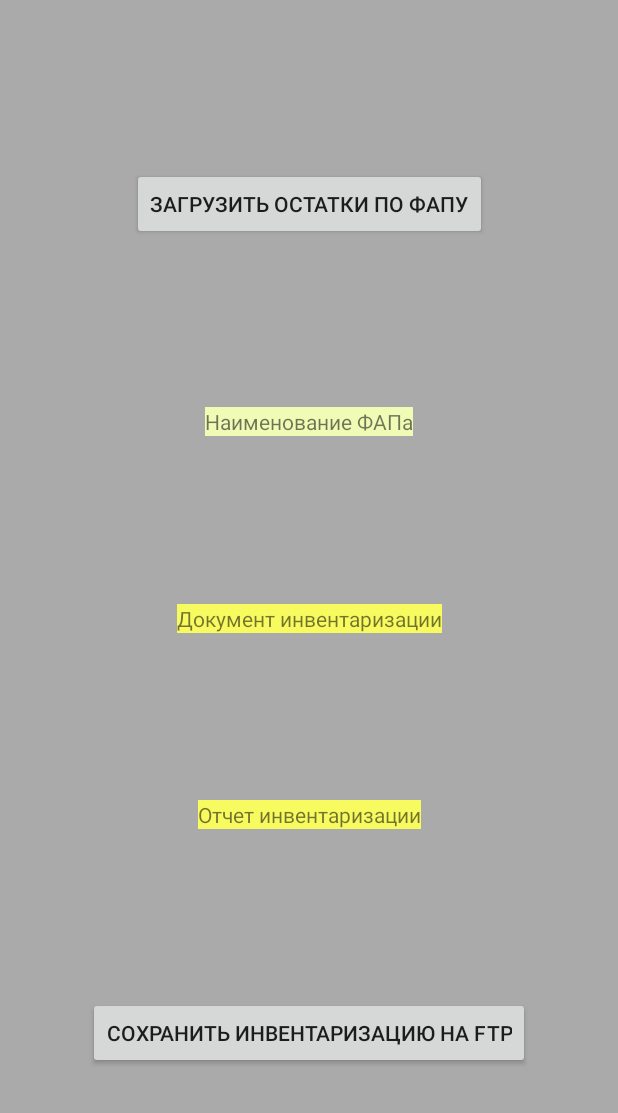
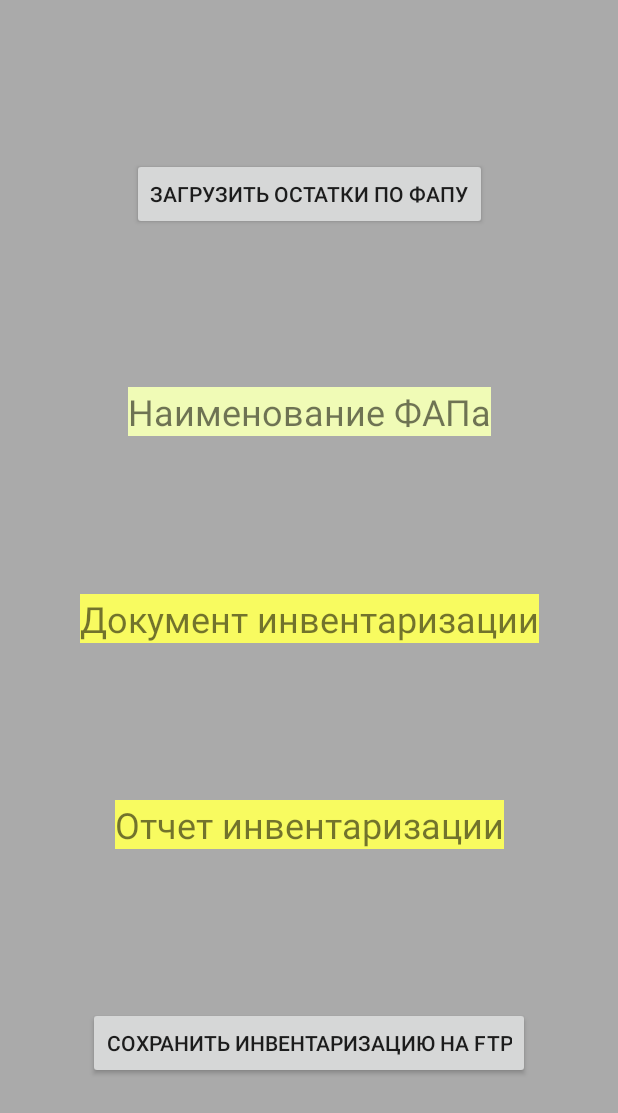
Before and after one commit to RatWar/OrenFAP, an Android app: the InventActivity screen opened directly, with no data from a screen before it, on a phone screen of 412 x 824 dp. Shown: the top 1113 px of the screen. Run offline under Robolectric (Android 15) with nearby library versions, the phone set to English and light mode, and no system bars.

Commit message:
invent-13062023

```diff
--- a/app/build.gradle
+++ b/app/build.gradle
@@ -43,6 +43,8 @@ dependencies {
     implementation 'androidx.appcompat:appcompat:1.6.1'
     implementation 'com.google.android.material:material:1.9.0'
     implementation 'androidx.constraintlayout:constraintlayout:2.1.4'
+    implementation 'androidx.navigation:navigation-fragment-ktx:2.5.2'
+    implementation 'androidx.navigation:navigation-ui-ktx:2.5.2'
     testImplementation 'junit:junit:4.13.2'
     androidTestImplementation 'androidx.test.ext:junit:1.1.5'
     androidTestImplementation 'androidx.test.espresso:espresso-core:3.5.1'
--- a/app/src/main/java/com/besaba/anvarov/orentsd/activity/InventActivity.kt
+++ b/app/src/main/java/com/besaba/anvarov/orentsd/activity/InventActivity.kt
@@ -2,11 +2,37 @@ package com.besaba.anvarov.orentsd.activity
 
 import androidx.appcompat.app.AppCompatActivity
 import android.os.Bundle
+import android.widget.Button
+import android.widget.TextView
 import com.besaba.anvarov.orentsd.R
 
 class InventActivity : AppCompatActivity() {
     override fun onCreate(savedInstanceState: Bundle?) {
         super.onCreate(savedInstanceState)
         setContentView(R.layout.activity_invent)
+        val btnRemains = findViewById<Button>(R.id.btnRemains)
+        btnRemains.setOnClickListener { loadRemains() }
+        val btnSaveFTP = findViewById<Button>(R.id.btnSaveFTP)
+        btnSaveFTP.setOnClickListener { saveInvent() }
+        val tvDoc = findViewById<TextView>(R.id.tvDoc)
+        tvDoc.setOnClickListener { openDoc() }
+        val tvReport = findViewById<TextView>(R.id.tvReport)
+        tvReport.setOnClickListener { openReport() }
+    }
+
+    private fun loadRemains() {
+
+    }
+
+    private fun saveInvent() {
+
+    }
+
+    private fun openDoc() {
+
+    }
+
+    private fun openReport() {
+
     }
 }
--- a/app/src/main/res/layout/activity_invent.xml
+++ b/app/src/main/res/layout/activity_invent.xml
@@ -22,6 +22,7 @@
         android:layout_width="wrap_content"
         android:layout_height="wrap_content"
         android:text="@string/inv_NameFAP"
+        android:textSize="24sp"
         android:background="@color/green2"
         app:layout_constraintBottom_toTopOf="@+id/tvDoc"
         app:layout_constraintTop_toBottomOf="@id/btnRemains"
@@ -33,6 +34,7 @@
         android:layout_width="wrap_content"
         android:layout_height="wrap_content"
         android:text="@string/inv_DocInvent"
+        android:textSize="24sp"
         android:background="@color/yellow2"
         app:layout_constraintBottom_toTopOf="@+id/tvReport"
         app:layout_constraintTop_toBottomOf="@id/tvName"
@@ -44,6 +46,7 @@
         android:layout_width="wrap_content"
         android:layout_height="wrap_content"
         android:text="@string/inv_ReportInv"
+        android:textSize="24sp"
         android:background="@color/yellow2"
         app:layout_constraintBottom_toTopOf="@+id/btnSaveFTP"
         app:layout_constraintTop_toBottomOf="@id/tvDoc"
--- /dev/null
+++ b/app/src/main/res/values-land/dimens.xml
@@ -0,0 +1,3 @@
+<resources>
+    <dimen name="fab_margin">48dp</dimen>
+</resources>
--- a/app/src/main/res/values-night/themes.xml
+++ b/app/src/main/res/values-night/themes.xml
@@ -13,4 +13,9 @@
         <item name="android:statusBarColor" tools:targetApi="l">?attr/colorPrimaryVariant</item>
         <!-- Customize your theme here. -->
     </style>
+    <!-- Base application theme. -->
+    <style name="Base.AppTheme" parent="Theme.Material3.DayNight.NoActionBar">
+        <!-- Customize your dark theme here. -->
+        <!-- <item name="colorPrimary">@color/my_dark_primary</item> -->
+    </style>
 </resources>
--- /dev/null
+++ b/app/src/main/res/values-w1240dp/dimens.xml
@@ -0,0 +1,3 @@
+<resources>
+    <dimen name="fab_margin">200dp</dimen>
+</resources>
--- /dev/null
+++ b/app/src/main/res/values-w600dp/dimens.xml
@@ -0,0 +1,3 @@
+<resources>
+    <dimen name="fab_margin">48dp</dimen>
+</resources>
--- a/app/src/main/res/values/strings.xml
+++ b/app/src/main/res/values/strings.xml
@@ -39,4 +39,7 @@
     <string name="inv_NameFAP">Наименование ФАПа</string>
     <string name="inv_DocInvent">Документ инвентаризации</string>
     <string name="inv_ReportInv">Отчет инвентаризации</string>
+    <string name="title_activity_fapactivity">FAPActivity</string>
+    <string name="descr_FAP">Ввести цифры (без ведущих 0)\n места деятельности ФАПа</string>
+    <string name="txtFindFAP">Найти ФАП</string>
 </resources>
--- a/app/src/main/res/values/themes.xml
+++ b/app/src/main/res/values/themes.xml
@@ -13,4 +13,11 @@
         <item name="android:statusBarColor" tools:targetApi="l">?attr/colorPrimaryVariant</item>
         <!-- Customize your theme here. -->
     </style>
+    <!-- Base application theme. -->
+    <style name="Base.AppTheme" parent="Theme.Material3.DayNight.NoActionBar">
+        <!-- Customize your light theme here. -->
+        <!-- <item name="colorPrimary">@color/my_light_primary</item> -->
+    </style>
+
+    <style name="AppTheme" parent="Base.AppTheme" />
 </resources>
--- a/gradle.properties
+++ b/gradle.properties
@@ -22,4 +22,4 @@ kotlin.code.style=official
 org.gradle.unsafe.configuration-cache=true
 android.defaults.buildfeatures.buildconfig=true
 android.nonTransitiveRClass=false
-android.nonFinalResIds=false
+android.nonFinalResIds=true
```
Also changed, not shown: app/src/main/AndroidManifest.xml (+8 -0 lines), app/src/main/java/com/besaba/anvarov/orentsd/activity/ListFAPActivity.kt (added, +12 -0 lines), app/src/main/res/layout/activity_list_fapactivity.xml (added, +69 -0 lines), app/src/main/res/navigation/nav_graph.xml (added, +28 -0 lines).
